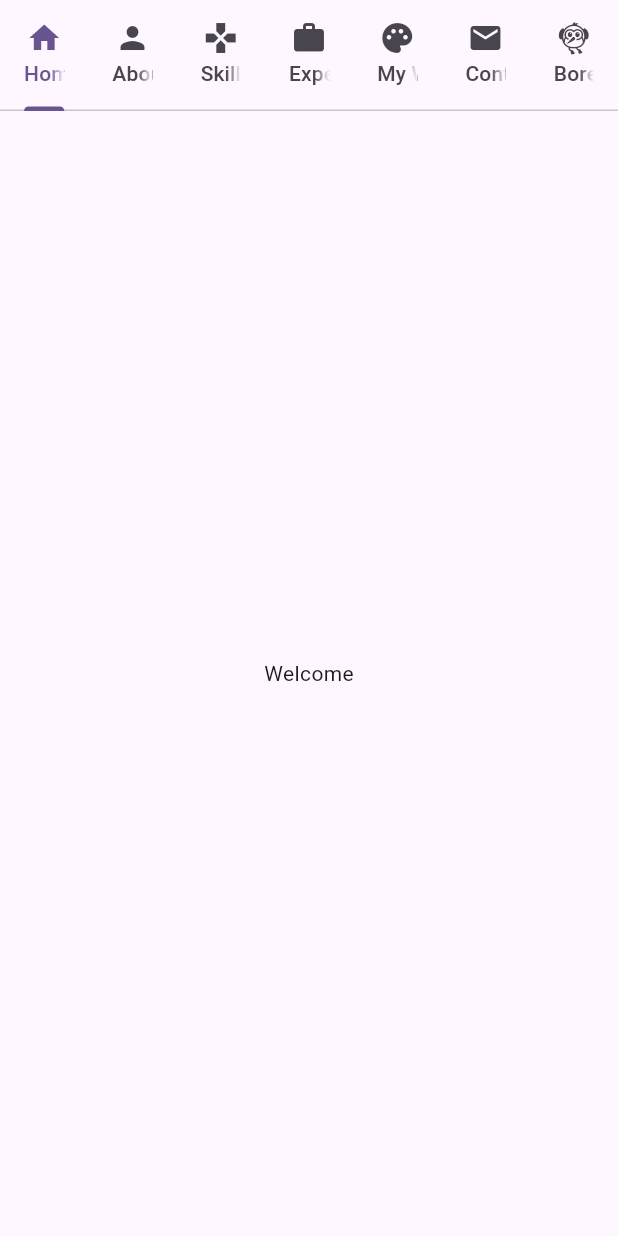
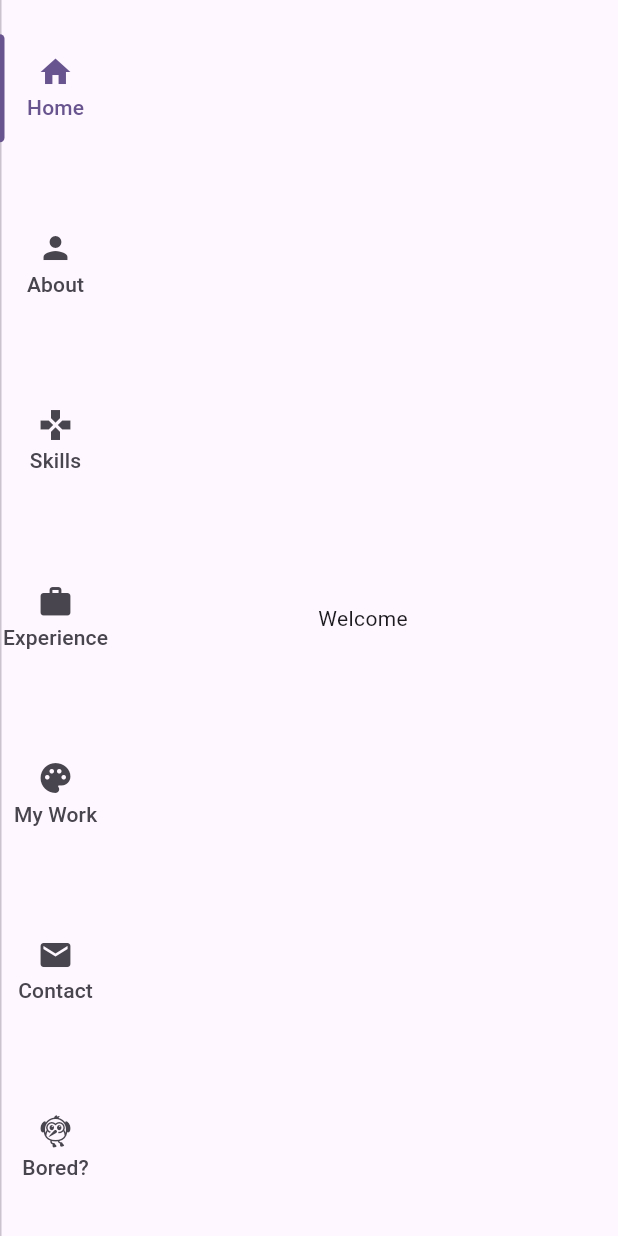
Before and after one commit to roboli/roboli-site, a Flutter app: the screen it shows after launch, on a phone screen of 412 x 824 dp. Run offline on Flutter 3.47's test engine with Material 3 defaults, Android fonts, the phone set to English and light mode, and no system bars; our stand-ins replace go_router.

Commit message:
Build tabs

```diff
--- a/lib/main.dart
+++ b/lib/main.dart
@@ -17,7 +17,8 @@ class ScaffoldNavigationSideBar extends StatefulWidget {
   State<StatefulWidget> createState() => _ScaffoldNavigationSideBar();
 }
 
-class _ScaffoldNavigationSideBar extends State<ScaffoldNavigationSideBar> with SingleTickerProviderStateMixin {
+class _ScaffoldNavigationSideBar extends State<ScaffoldNavigationSideBar>
+    with SingleTickerProviderStateMixin {
   late TabController _tabController;
 
   @override
@@ -32,60 +33,63 @@ class _ScaffoldNavigationSideBar extends State<ScaffoldNavigationSideBar> with S
     super.dispose();
   }
 
+  Widget _buildTab(String name, IconData iconData) {
+    return RotatedBox(
+      quarterTurns: -1,
+      child: Tab(
+        icon: Icon(iconData),
+        text: name,
+      ),
+    );
+  }
+
+  List<Widget> _tabViews = const [
+    HomePage(),
+    AboutPage(),
+    SkillsPage(),
+    ExperiencePage(),
+    MyWorkPage(),
+    ContactPage(),
+    GamesPage(),
+  ];
+
   @override
   Widget build(BuildContext context) {
     return Scaffold(
         body: SafeArea(
-          child: Column(
+          child: Row(
             children: [
-              TabBar(
+              RotatedBox(
+                quarterTurns: 1,
+                child: TabBar(
                   controller: _tabController,
                   tabs: [
-                  const Tab(
-                    icon: Icon(Icons.home),
-                    text: 'Home',
-                  ),
-                  const Tab(
-                    icon: Icon(Icons.person),
-                    text: 'About',
-                  ),
-                  const Tab(
-                    icon: Icon(Icons.gamepad),
-                    text: 'Skills',
-                  ),
-                  const Tab(
-                    icon: Icon(Icons.work),
-                    text: 'Experience',
-                  ),
-                  const Tab(
-                    icon: Icon(Icons.palette_rounded),
-                    text: 'My Work',
-                  ),
-                  const Tab(
-                    icon: Icon(Icons.email),
-                    text: 'Contact',
-                  ),
-                  const Tab(
-                    icon: Icon(Icons.flutter_dash),
-                    text: 'Bored?',
-                  ),
+                    _buildTab('Home', Icons.home),
+                    _buildTab('About', Icons.person),
+                    _buildTab('Skills', Icons.gamepad),
+                    _buildTab('Experience', Icons.work),
+                    _buildTab('My Work', Icons.palette_rounded),
+                    _buildTab('Contact', Icons.email),
+                    _buildTab('Bored?', Icons.flutter_dash),
                   ],
                   onTap: (index) {
                     widget.navigationShell.goBranch(index);
                   },
                 ),
+              ),
               Expanded(
+                child: RotatedBox(
+                  quarterTurns: 1,
                   child: TabBarView(
                     controller: _tabController,
-                  children: [
-                    const HomePage(),
-                    const AboutPage(),
-                    const SkillsPage(),
-                    const ExperiencePage(),
-                    const MyWorkPage(),
-                    const ContactPage(),
-                    const GamesPage(),
-                  ],
+                    children: _tabViews.map(
+                      (widget) {
+                        return RotatedBox(
+                          quarterTurns: 3,
+                          child: widget,
+                        );
+                    }).toList(),
+                  ),
                 )
               ),
             ],
@@ -179,7 +183,6 @@ final _router = GoRouter(
     ),
   ],
 );
-
 
 class SiteApp extends StatelessWidget {
   const SiteApp({super.key});
```
Lines whose indentation alone changed are shown as unchanged.
